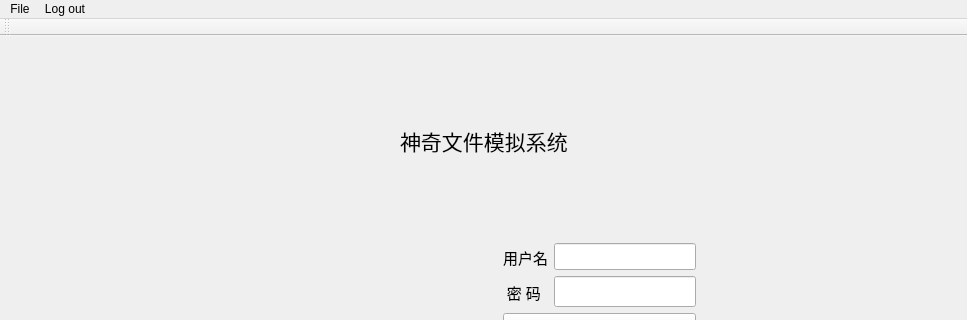
This is FileSystemSimulation/mainwindow.ui in Acytoo/File_system_simulation as Qt 5 draws it before an edit; both pictures show x 0 to 967 and y 0 to 320 of the 967 by 529 pixel window. The edited form follows.
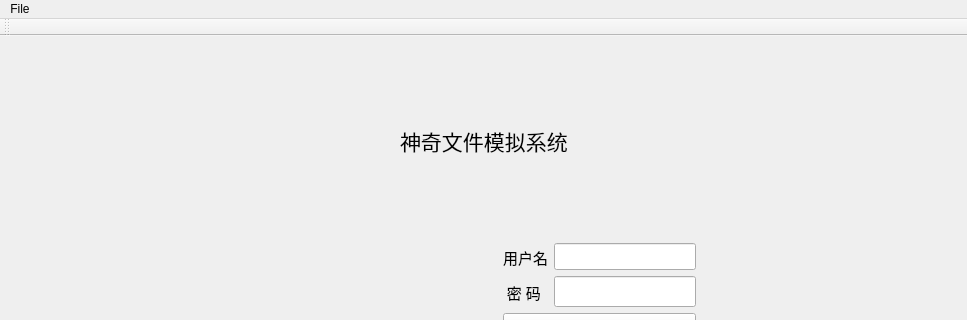
This is the edited form. Icons and pictures are not drawn.

What changed in the file:
```diff
--- a/FileSystemSimulation/mainwindow.ui
+++ b/FileSystemSimulation/mainwindow.ui
@@ -344,7 +344,7 @@
    </widget>
    <widget class="QMenu" name="menuLogout">
     <property name="title">
-     <string>Log out</string>
+     <string> </string>
     </property>
    </widget>
    <addaction name="menuFile_System_Simulation"/>
```
